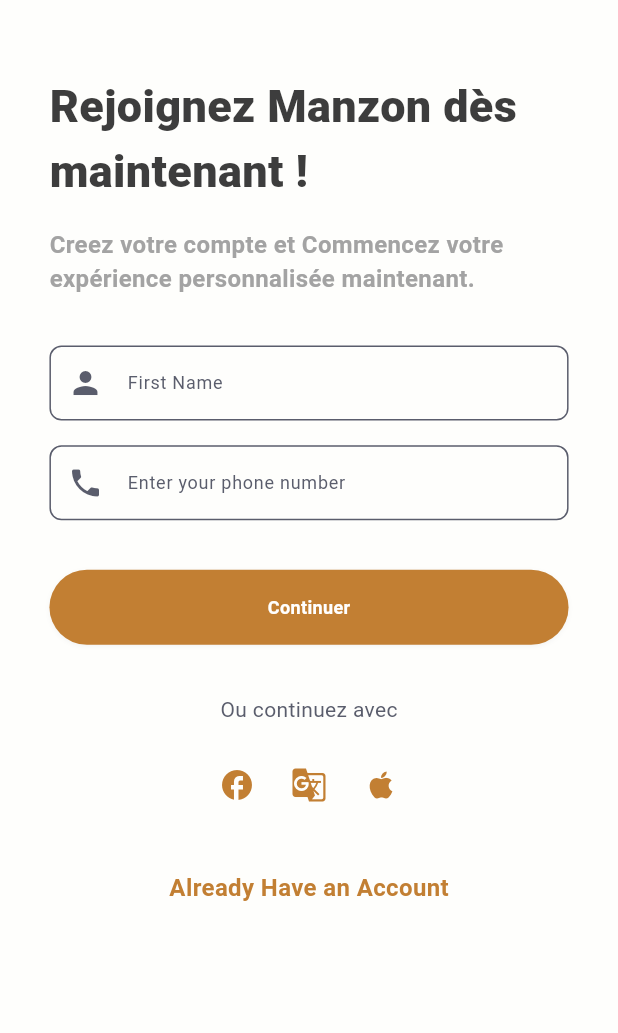
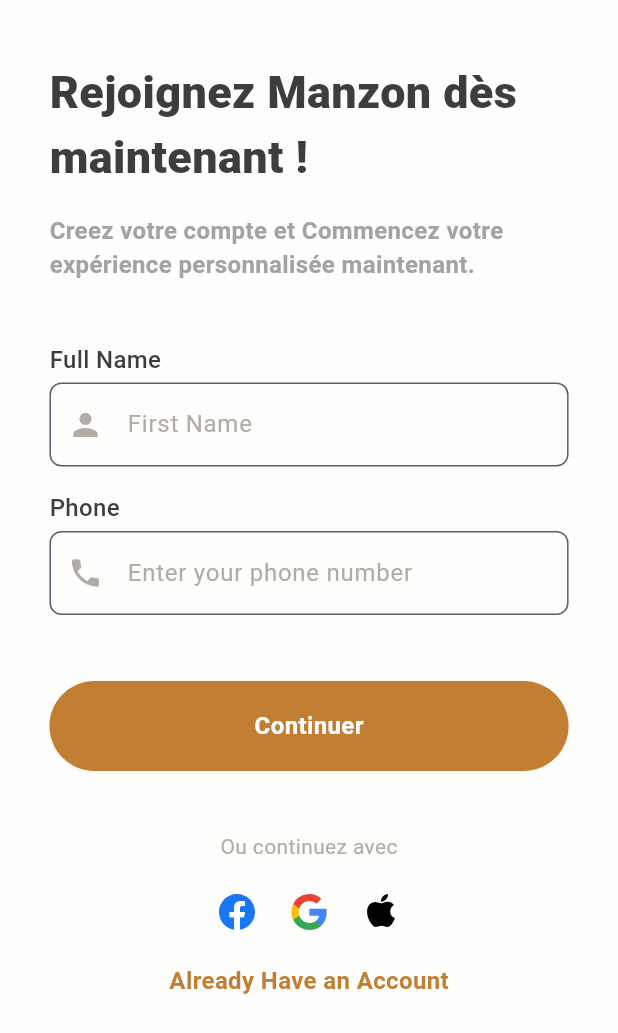
Before and after one commit to konnofuente/manzon, a Flutter app: the screen it shows after launch, on a phone screen of 412 x 824 dp. Shown: the top 1033 px of the screen. Run offline on Flutter 3.47's test engine with Material 3 defaults, Android fonts, the phone set to English and light mode, and no system bars; our stand-ins replace flutter_svg, get; Roboto replaces fonts that are missing (Rubik).

Commit message:
feat(app): #4 adjusted textfield and login view

```diff
--- a/lib/presentation/pages/login/login_controller.dart
+++ b/lib/presentation/pages/login/login_controller.dart
@@ -1,17 +1,28 @@
 import 'login_state.dart';
 import 'package:get/get.dart';
+import 'package:flutter/material.dart';
+
+
 
 class LoginController extends GetxController {
   final LoginState state = LoginState();
 
-  // Functions to handle changes
-  void updateFullName(String value) {
-    state.fullName.value = value;
+  // Text editing controllers
+  final TextEditingController fullNameController = TextEditingController();
+  final TextEditingController phoneNumberController = TextEditingController();
+
+  @override
+  void onInit() {
+    super.onInit();
+    // Initialize controllers
+    fullNameController.addListener(() {
+      state.fullName.value = fullNameController.text;
+    });
+    phoneNumberController.addListener(() {
+      state.phoneNumber.value = phoneNumberController.text;
+    });
   }
 
-  void updatePhoneNumber(String value) {
-    state.phoneNumber.value = value;
-  }
 
   // Function to handle login action
   void login() {
@@ -19,4 +30,11 @@ class LoginController extends GetxController {
     print('Full Name: ${state.fullName.value}');
     print('Phone Number: ${state.phoneNumber.value}');
   }
+
+  @override
+  void onClose() {
+    fullNameController.dispose();
+    phoneNumberController.dispose();
+    super.onClose();
+  }
 }
--- a/lib/presentation/pages/login/login_state.dart
+++ b/lib/presentation/pages/login/login_state.dart
@@ -1,8 +1,9 @@
 import 'package:get/get.dart';
-import 'package:get/get_rx/get_rx.dart';
 
 class LoginState {
   // Reactive state variables
   RxString fullName = ''.obs;
-  var phoneNumber = ''.obs;
+  RxString phoneNumber = ''.obs;
+  RxString fullNameError = ''.obs;
+  RxString phoneNumberError = ''.obs;
 }
--- a/lib/presentation/pages/login/login_view.dart
+++ b/lib/presentation/pages/login/login_view.dart
@@ -1,28 +1,38 @@
 import 'package:get/get.dart';
+import 'package:flutter_svg/svg.dart';
 import 'package:flutter/material.dart';
 import 'package:manzon/presentation/utils/screen_util.dart';
 import 'package:manzon/presentation/utils/theme/app_colors.dart';
+import 'package:manzon/presentation/pages/login/login_state.dart';
 import 'package:manzon/presentation/utils/theme/font_manager.dart';
 import 'package:manzon/presentation/utils/theme/style_manager.dart';
 import 'package:manzon/presentation/widgets/text_field_widget.dart';
 import 'package:manzon/presentation/pages/login/login_controller.dart';
 import 'package:manzon/presentation/widgets/buttons/default_button.dart';
+import 'package:manzon/presentation/utils/validations/form_validators.dart';
 import 'package:manzon/presentation/utils/constants/export_constant_manager.dart';
 
-class LoginView extends StatelessWidget {
+class LoginView extends StatefulWidget {
+  @override
+  State<LoginView> createState() => _LoginViewState();
+}
+
+class _LoginViewState extends State<LoginView> {
   @override
   Widget build(BuildContext context) {
     final LoginController controller = Get.put(LoginController());
+    final LoginState state = Get.put(LoginState());
     final double horizontalPadding = ScreenSize.screenWidth * 0.08;
-    final double verticalPadding = ScreenSize.screenHeight * 0.02;
+    final double verticalPadding = AppSize.s40;
 
     return Scaffold(
       body: Padding(
         padding: EdgeInsets.symmetric(horizontal: horizontalPadding),
+        child: SingleChildScrollView(
           child: Column(
             crossAxisAlignment: CrossAxisAlignment.start,
             children: [
-            SizedBox(height: verticalPadding * 3),
+              SizedBox(height: verticalPadding),
               Text(
                 "Rejoignez Manzon dès maintenant !",
                 style: getBlackStyle(
@@ -30,7 +40,7 @@ class LoginView extends StatelessWidget {
                   fontSize: FontSize.s30,
                 ),
               ),
-            SizedBox(height:AppSize.s16 ),
+              SizedBox(height: AppSize.s16),
               Text(
                 "Creez votre compte et Commencez votre expérience personnalisée maintenant.",
                 style: getSemiBoldStyle(
@@ -38,58 +48,73 @@ class LoginView extends StatelessWidget {
                   fontSize: FontSize.s16,
                 ),
               ),
-            SizedBox(height: verticalPadding * 2),
-            Obx(() => TextFieldWidget(
+              SizedBox(height: verticalPadding ),
+             TextFieldWidget(
+              labelText: "Full Name",
               hintText: "First Name",
               prefixIcon: Icons.person,
-              onChanged: controller.updateFullName,
-              initialValue: controller.state.fullName.value,
-            )),
-            SizedBox(height: verticalPadding),
-            Obx(() => TextFieldWidget(
+              controller: controller.fullNameController,
+              height: 60,
+              isPassword: false,
+              keyboardType: TextInputType.text,
+              readOnly: false,
+            ),
+              SizedBox(height: AppSize.s12),
+                 TextFieldWidget(
+              labelText: "Phone",
               hintText: "Enter your phone number",
               prefixIcon: Icons.phone,
-              onChanged: controller.updatePhoneNumber,
-              initialValue: controller.state.phoneNumber.value,
-            )),
-            SizedBox(height: verticalPadding * 2),
+              controller: controller.phoneNumberController,
+              validator: FormValidators.validatePhoneNumber,
+              height: 60,
+              isPassword: false,
+              keyboardType: TextInputType.phone,
+              readOnly: false,
+            ),
+            SizedBox(height: verticalPadding),
               DefaultButton(
                 onTap: controller.login,
+                height: AppSize.s60,
                 backgroundColor: AppColors.primaryNormal,
                 text: 'Continuer',
                 width: double.infinity,
                 fontWeight: FontWeight.w600,
                 borderRadius: 50.0,
               ),
-            SizedBox(height: verticalPadding * 2),
+              SizedBox(height: verticalPadding),
               Center(
                 child: Text(
                   "Ou continuez avec",
                   style: getRegularStyle(
-                  color: AppColors.fontLightSecondary,
+                    color: AppColors.fontLightDisabled,
                     fontSize: FontSize.s14,
                   ),
                 ),
               ),
-            SizedBox(height: verticalPadding),
+              SizedBox(height: AppSize.s10),
               Row(
                 mainAxisAlignment: MainAxisAlignment.center,
                  children: [
         IconButton(
-                  icon: Icon(Icons.facebook, color: AppColors.primaryNormal),
+          icon: SvgPicture.asset(IconAssets.facebookIcon),
           onPressed: () => print('Facebook Pressed'),
         ),
         IconButton(
-                  icon: Icon(Icons.g_translate, color: AppColors.primaryNormal),
+          icon: SvgPicture.asset(
+            IconAssets.googleIcon,
+          ),
           onPressed: () => print('Google Pressed'),
         ),
         IconButton(
-                  icon: Icon(Icons.apple, color: AppColors.primaryNormal),
+          icon: SvgPicture.asset(
+            IconAssets.appleIcon,
+          ),
           onPressed: () => print('Apple Pressed'),
         ),
       ],
+
               ),
-            SizedBox(height: verticalPadding * 2),
+              SizedBox(height: AppSize.s10),
               Center(
                 child: Text(
                   "Already Have an Account",
@@ -102,6 +127,7 @@ class LoginView extends StatelessWidget {
             ],
           ),
         ),
+      ),
     );
   }
 }
--- a/lib/presentation/utils/constants/assets_manager.dart
+++ b/lib/presentation/utils/constants/assets_manager.dart
@@ -1,5 +1,6 @@
 const String IMAGE_PATH = "assets/images";
 const String LOGO_PATH = "assets/logos";
+const String ICON_PATH = "assets/icons";
 
 class ImageAssets {
   static const String onboarding1 = "$IMAGE_PATH/onboarding1.svg";
@@ -13,3 +14,10 @@ class LogoAssets {
   static const String appLogo = "$LOGO_PATH/logo.svg";
 
 }
+
+class IconAssets {
+  static const String facebookIcon = "$ICON_PATH/facebook.svg";
+  static const String googleIcon = "$ICON_PATH/google.svg";
+  static const String appleIcon = "$ICON_PATH/apple.svg";
+
+}
--- a/lib/presentation/utils/constants/value_manager.dart
+++ b/lib/presentation/utils/constants/value_manager.dart
@@ -21,12 +21,14 @@ class AppSize {
   static const double s1_5 = 1.5;
   static const double s4 = 4.0;
   static const double s8 = 8.0;
+  static const double s10 = 10.0;
   static const double s12 = 12.0;
   static const double s14 = 14.0;
   static const double s16 = 16.0;
   static const double s18 = 18.0;
   static const double s20 = 20.0;
   static const double s28 = 28.0;
+  static const double s32 = 32.0;
   static const double s40 = 40;
   static const double s60 = 60.0;
   static const double s65 = 65.0;
--- a/lib/presentation/utils/theme/app_theme.dart
+++ b/lib/presentation/utils/theme/app_theme.dart
@@ -5,7 +5,7 @@ class AppTheme {
   static final ThemeData lightTheme = ThemeData(
     primaryColor: AppColors.primaryNormal,
     primaryColorDark: AppColors.primaryDarker,
-    hintColor: AppColors.secondaryNormal,
+    hintColor: AppColors.blackLight,
     scaffoldBackgroundColor: AppColors.secondaryLight,
     colorScheme: ColorScheme.light(
       primary: AppColors.primaryNormal,
--- /dev/null
+++ b/lib/presentation/utils/validations/form_validators.dart
@@ -0,0 +1,13 @@
+class FormValidators {
+
+
+  static String? validatePhoneNumber(String? value) {
+
+    if (!RegExp(r'^\+?[1-9]\d{1,14}$').hasMatch(value!)) {
+      return 'Enter a valid phone number';
+    }
+    return null;
+  }
+
+  // Add more validation functions as needed
+}
--- a/lib/presentation/widgets/buttons/default_button.dart
+++ b/lib/presentation/widgets/buttons/default_button.dart
@@ -1,5 +1,6 @@
 import 'package:flutter/material.dart';
 import 'package:manzon/presentation/utils/theme/app_colors.dart';
+import 'package:manzon/presentation/utils/theme/font_manager.dart';
 import 'package:manzon/presentation/utils/theme/style_manager.dart';
 import 'package:manzon/presentation/utils/constants/export_constant_manager.dart';
 
@@ -68,7 +69,7 @@ class DefaultButton extends StatelessWidget {
             if (leftIcon != null) SizedBox(width: 8),
             Text(
               text,
-              style: textStyle ?? getSemiBoldStyle(color: AppColors.white),
+              style: textStyle ??getSemiBoldStyle(fontSize: FontSize.s16, color: AppColors.white),
             ),
             if (rightIcon != null) SizedBox(width: 8),
             if (rightIcon != null) rightIcon!,
--- a/lib/presentation/widgets/text_field_widget.dart
+++ b/lib/presentation/widgets/text_field_widget.dart
@@ -1,43 +1,129 @@
 import 'package:flutter/material.dart';
 import 'package:manzon/presentation/utils/theme/app_colors.dart';
 import 'package:manzon/presentation/utils/theme/style_manager.dart';
+import 'package:manzon/presentation/utils/constants/export_constant_manager.dart';
 
-class TextFieldWidget extends StatelessWidget {
+class TextFieldWidget extends StatefulWidget {
   final String hintText;
+  final String? labelText;
+  final TextStyle? labelStyle;
   final IconData prefixIcon;
-  final ValueChanged<String>? onChanged;
-  final String initialValue;
+  final TextEditingController controller;
+  final bool isPassword;
+  final bool readOnly;
+  final TextInputType keyboardType;
+  final double height;
+  final String? Function(String?)? validator;
+  final Widget? suffixIcon;
+  final double borderRadius;
+  final VoidCallback? onTap;
+  final TextStyle? errorStyle;
 
   const TextFieldWidget({
     Key? key,
     required this.hintText,
+    this.labelText,
+    this.labelStyle,
     required this.prefixIcon,
-    this.onChanged,
-    this.initialValue = '',
+    required this.controller,
+    this.readOnly = false,
+    this.isPassword = false,
+    this.keyboardType = TextInputType.text,
+    this.height = 80.0,
+    this.validator,
+    this.suffixIcon,
+    this.borderRadius = 8.0,
+    this.onTap,
+    this.errorStyle,
   }) : super(key: key);
 
   @override
+  State<TextFieldWidget> createState() => _TextFieldWidgetState();
+}
+
+class _TextFieldWidgetState extends State<TextFieldWidget> {
+  bool _obscureText = true;
+  String? _errorText;
+
+  void _validate(String? value) {
+    if (widget.validator != null) {
+      final validationResult = widget.validator!(value);
+      if (_errorText != validationResult) {
+        setState(() {
+          _errorText = validationResult;
+        });
+      }
+    }
+  }
+
+  @override
   Widget build(BuildContext context) {
-    return TextField(
-      onChanged: onChanged,
+    return Column(
+      crossAxisAlignment: CrossAxisAlignment.start,
+      children: [
+        if (widget.labelText != null)
+          Padding(
+            padding: const EdgeInsets.only(bottom: 4.0),
+            child: Text(
+              widget.labelText!,
+              style: widget.labelStyle ?? getMediumStyle(fontSize: AppSize.s16, color: AppColors.blackNormal),
+            ),
+          ),
+        Container(
+          height: widget.height,
+          child: TextFormField(
+            onTap: widget.onTap,
+            readOnly: widget.readOnly,
+            controller: widget.controller,
+            obscureText: widget.isPassword ? _obscureText : false,
+            keyboardType: widget.keyboardType,
+            onChanged: _validate,
+            autovalidateMode: AutovalidateMode.onUserInteraction,
             decoration: InputDecoration(
-        hintText: hintText,
-        prefixIcon: Icon(prefixIcon, color: AppColors.fontLightSecondary),
+              hintText: widget.hintText,
+              hintStyle: getRegularStyle(fontSize: AppSize.s16, color: AppColors.fontLightDisabled),
+              prefixIcon: Icon(widget.prefixIcon, color: AppColors.fontLightDisabled),
               border: OutlineInputBorder(
-          borderRadius: BorderRadius.circular(8),
+                borderRadius: BorderRadius.circular(widget.borderRadius),
+                borderSide: BorderSide(color: AppColors.fontLightDisabled),
               ),
               focusedBorder: OutlineInputBorder(
-          borderRadius: BorderRadius.circular(8),
+                borderRadius: BorderRadius.circular(widget.borderRadius),
                 borderSide: BorderSide(color: AppColors.primaryNormal),
               ),
               enabledBorder: OutlineInputBorder(
-          borderRadius: BorderRadius.circular(8),
+                borderRadius: BorderRadius.circular(widget.borderRadius),
                 borderSide: BorderSide(color: AppColors.fontLightSecondary),
               ),
+              errorBorder: OutlineInputBorder(
+                borderRadius: BorderRadius.circular(widget.borderRadius),
+                borderSide: BorderSide(color: Colors.red),
+              ),
               contentPadding: EdgeInsets.symmetric(vertical: 16, horizontal: 16),
+              suffixIcon: widget.isPassword
+                  ? IconButton(
+                      icon: Icon(_obscureText ? Icons.visibility : Icons.visibility_off, color: AppColors.fontLightDisabled),
+                      onPressed: () {
+                        setState(() {
+                          _obscureText = !_obscureText;
+                        });
+                      },
+                    )
+                  : widget.suffixIcon,
+              errorText: null, // We handle error text display manually
             ),
-      style: getRegularStyle(color: AppColors.blackNormal),
-      controller: TextEditingController(text: initialValue),
+            style: getMediumStyle(fontSize: AppSize.s16, color: AppColors.blackNormal),
+          ),
+        ),
+        if (_errorText != null)
+          Padding(
+            padding: const EdgeInsets.only(top: 4.0),
+            child: Text(
+              _errorText!,
+              style: widget.errorStyle ?? TextStyle(color: Colors.red, fontSize: 12),
+            ),
+          ),
+      ],
     );
   }
 }
--- a/pubspec.yaml
+++ b/pubspec.yaml
@@ -69,6 +69,9 @@ flutter:
     - assets/images/onboarding2.svg
     - assets/images/onboarding3.svg
     - assets/images/onboarding4.svg
+    - assets/icons/facebook.svg
+    - assets/icons/google.svg
+    - assets/icons/apple.svg
 
   # An image asset can refer to one or more resolution-specific "variants", see
   # https://flutter.dev/assets-and-images/#resolution-aware
```
Also changed, not shown: assets/icons/apple.svg (added), assets/icons/facebook.svg (added), assets/icons/google.svg (added). Lines whose indentation alone changed are shown as unchanged.
